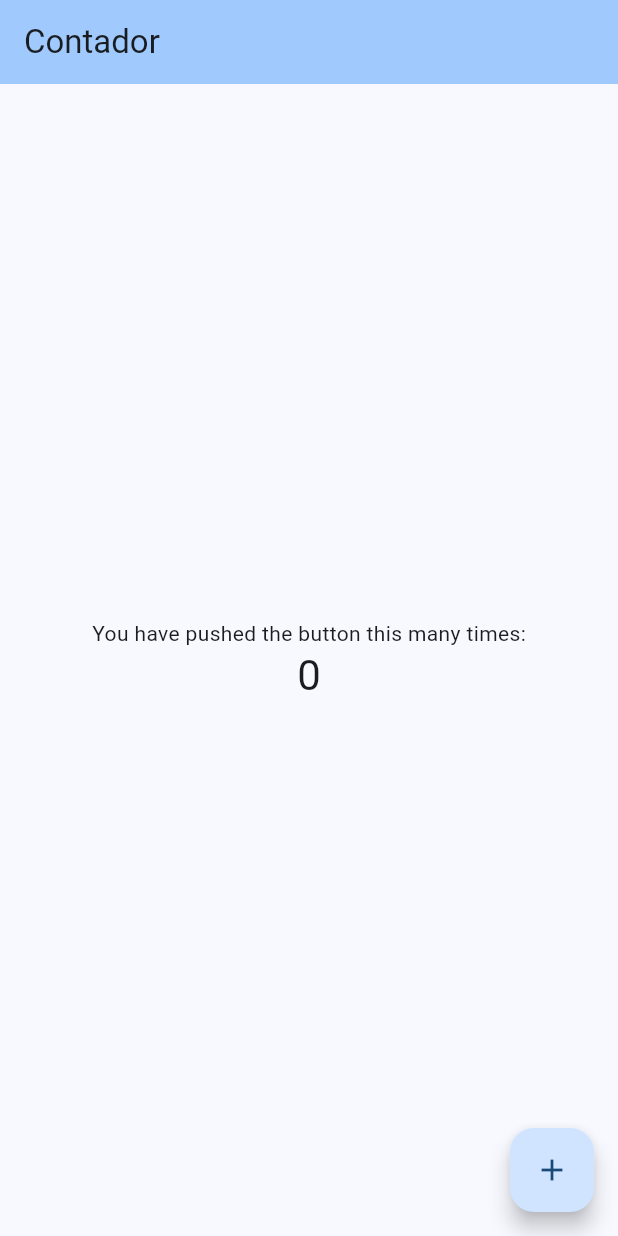
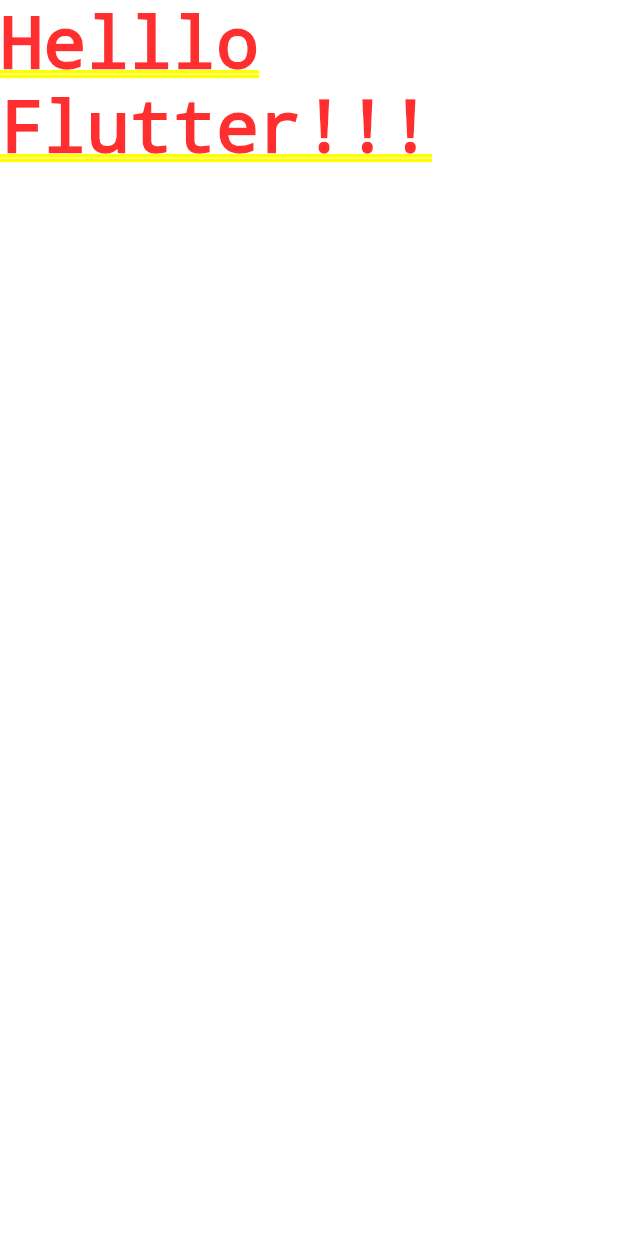
Before and after one commit to DarlanMarangoni/flutter, a Flutter app: the screen it shows after launch, on a phone screen of 412 x 824 dp. Run offline on Flutter 3.47's test engine with Material 3 defaults, Android fonts, the phone set to English and light mode, and no system bars.

Commit message:
S2-A28 - create first widget

```diff
--- a/projeto_perguntas/lib/main.dart
+++ b/projeto_perguntas/lib/main.dart
@@ -1,66 +1,12 @@
 import 'package:flutter/material.dart';
 
-void main() {
-  runApp(const MyApp());
+main() {
+  runApp(PerguntaApp());
 }
 
-class MyApp extends StatelessWidget {
-  const MyApp({super.key});
-
+class PerguntaApp extends StatelessWidget {
   @override
   Widget build(BuildContext context) {
-    return MaterialApp(
-      title: 'Flutter Demo',
-      theme: ThemeData(
-        colorScheme: ColorScheme.fromSeed(seedColor: Colors.blue),
-      ),
-      home: const MyHomePage(title: 'Contador'),
-    );
+    return MaterialApp(home: Text('Helllo Flutter!!!'));
   }
 }
-
-class MyHomePage extends StatefulWidget {
-  const MyHomePage({super.key, required this.title});
-
-  final String title;
-
-  @override
-  State<MyHomePage> createState() => _MyHomePageState();
-}
-
-class _MyHomePageState extends State<MyHomePage> {
-  int _counter = 0;
-
-  void _incrementCounter() {
-    setState(() {
-      _counter++;
-    });
-  }
-
-  @override
-  Widget build(BuildContext context) {
-    return Scaffold(
-      appBar: AppBar(
-        backgroundColor: Theme.of(context).colorScheme.inversePrimary,
-        title: Text(widget.title),
-      ),
-      body: Center(
-        child: Column(
-          mainAxisAlignment: MainAxisAlignment.center,
-          children: <Widget>[
-            const Text('You have pushed the button this many times:'),
-            Text(
-              '$_counter',
-              style: Theme.of(context).textTheme.headlineMedium,
-            ),
-          ],
-        ),
-      ),
-      floatingActionButton: FloatingActionButton(
-        onPressed: _incrementCounter,
-        tooltip: 'Increment',
-        child: const Icon(Icons.add),
-      ),
-    );
-  }
-}
```
